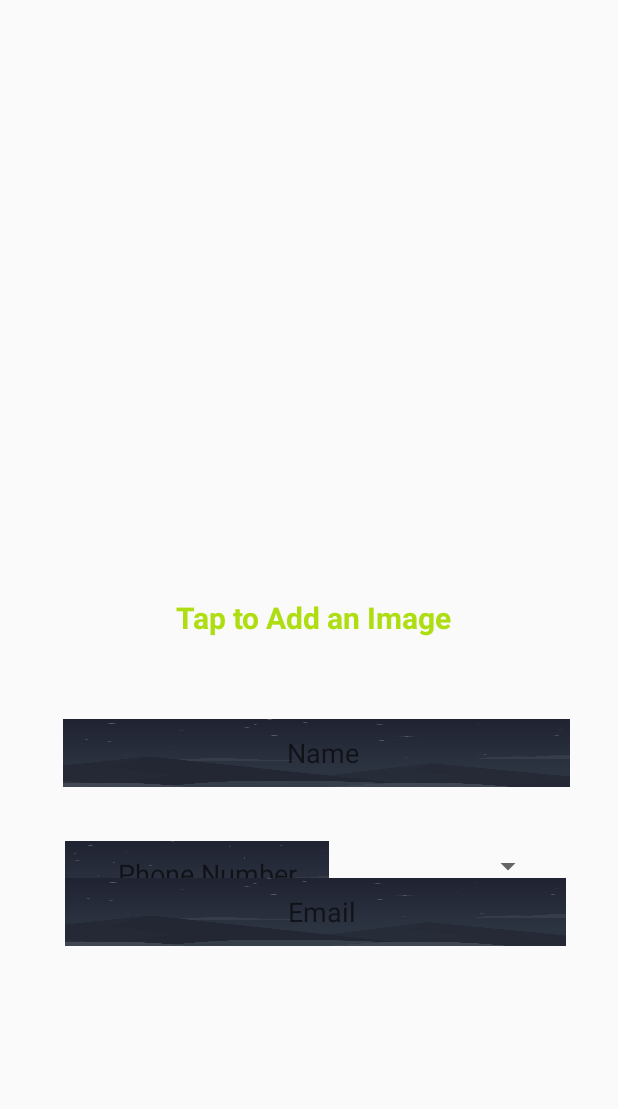
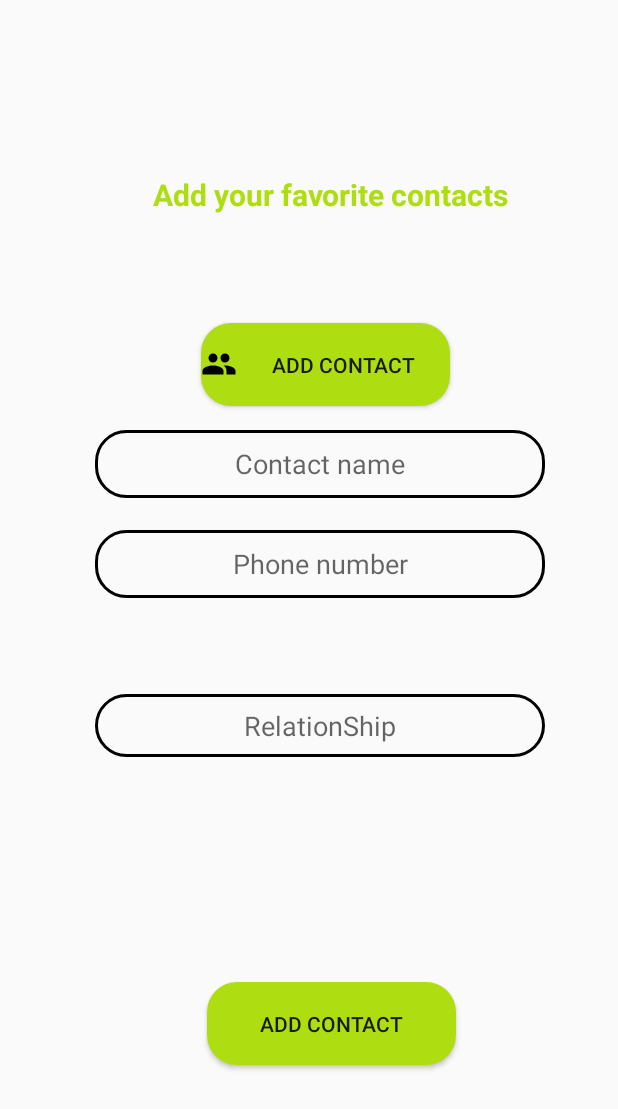
Before and after one commit to khadijaO/NajdaApp, an Android app: the UserContact screen opened directly, with no data from a screen before it, on a phone screen of 412 x 824 dp. Shown: the top 1109 px of the screen. Run offline under Robolectric (Android 15) with nearby library versions, the phone set to English and light mode, and no system bars; our stand-ins replace CircleImageView; Roboto replaces fonts that are not available here.

Commit message:
contact xml

```diff
--- a/app/src/main/res/layout/activity_user_contact.xml
+++ b/app/src/main/res/layout/activity_user_contact.xml
@@ -4,7 +4,8 @@
     xmlns:tools="http://schemas.android.com/tools"
     android:layout_width="match_parent"
     android:layout_height="match_parent"
-    tools:context=".EditorActivity">
+    tools:context=".EditorActivity"
+    >
 
 
     <!--    <de.hdodenhof.circleimageview.CircleImageView-->
@@ -17,86 +18,124 @@
     <!--        android:background="@drawable/background" />-->
 
 
+    <!--    <Spinner-->
+    <!--        android:id="@+id/spinner"-->
+    <!--        android:layout_width="128dp"-->
+    <!--        android:layout_height="39dp"-->
+    <!--        android:layout_below="@+id/nameEditText"-->
+    <!--        android:layout_alignParentStart="true"-->
+    <!--        android:layout_alignParentLeft="true"-->
+    <!--        android:layout_alignParentEnd="true"-->
+    <!--        android:layout_alignParentRight="true"-->
+    <!--        android:layout_marginStart="234dp"-->
+    <!--        android:layout_marginLeft="15dp"-->
+    <!--        android:layout_marginTop="33dp"-->
+    <!--        android:layout_marginEnd="49dp"-->
+    <!--        android:layout_marginRight="50dp"-->
+    <!--        android:layout_toRightOf="@+id/phoneEditText" />-->
+
     <TextView
         android:id="@+id/textHint"
         android:layout_width="wrap_content"
         android:layout_height="wrap_content"
-        android:layout_below="@+id/profile_image"
+        android:layout_alignParentTop="true"
         android:layout_alignParentEnd="true"
-        android:layout_centerVertical="true"
-        android:layout_marginTop="21dp"
-        android:layout_marginEnd="111dp"
-        android:text="Tap to Add an Image"
+        android:layout_alignParentRight="true"
+        android:layout_marginTop="116dp"
+        android:layout_marginEnd="73dp"
+        android:layout_marginRight="73dp"
+        android:text="@string/contact_description"
+        android:textAlignment="center"
         android:textColor="@color/dotActivated"
         android:textSize="20sp"
-        android:textAlignment="center"
-        android:textStyle="bold"
-        android:layout_alignParentRight="true"
-        android:layout_marginRight="111dp" />
-
+        android:textStyle="bold" />
 
     <EditText
         android:id="@+id/nameEditText"
-        android:layout_width="338dp"
+        android:layout_width="300dp"
         android:layout_height="45dp"
         android:layout_below="@+id/textHint"
         android:layout_alignParentStart="true"
+        android:layout_alignParentLeft="true"
         android:layout_centerVertical="true"
-        android:layout_marginStart="42dp"
-        android:layout_marginLeft="50dp"
-        android:layout_marginTop="54dp"
+        android:layout_marginStart="63dp"
+        android:layout_marginLeft="59dp"
+        android:layout_marginTop="143dp"
         android:layout_marginRight="50dp"
-        android:background="@drawable/background"
-        android:hint="  Name"
-        android:textAlignment="center"
-        android:layout_alignParentLeft="true" />
+        android:background="@drawable/edit_text_login_bg"
+        android:hint="@string/name_contact_hint"
+        android:textAlignment="center" />
 
     <EditText
         android:id="@+id/phoneEditText"
-        android:layout_width="176dp"
-        android:layout_height="44dp"
-        android:textAlignment="center"
+        android:layout_width="300dp"
+        android:layout_height="45dp"
         android:layout_below="@+id/nameEditText"
         android:layout_alignParentStart="true"
-        android:layout_marginStart="43dp"
-        android:layout_marginLeft="50dp"
-        android:layout_marginTop="36dp"
-        android:layout_marginRight="30dp"
-        android:background="@drawable/background"
-        android:hint="   Phone Number"
+        android:layout_alignParentLeft="true"
+        android:layout_marginStart="63dp"
+        android:layout_marginLeft="62dp"
+        android:layout_marginTop="21dp"
+        android:layout_marginRight="50dp"
+        android:background="@drawable/edit_text_login_bg"
+        android:hint="@string/phone_contact_hint"
         android:inputType="number"
-        android:layout_alignParentLeft="true" />
-
-    <Spinner
-        android:id="@+id/spinner"
-        android:layout_width="128dp"
-        android:layout_height="39dp"
-        android:layout_below="@+id/nameEditText"
-        android:layout_alignParentStart="true"
-        android:layout_alignParentEnd="true"
-        android:layout_marginStart="234dp"
-        android:layout_marginLeft="15dp"
-        android:layout_marginTop="33dp"
-        android:layout_marginEnd="49dp"
-        android:layout_marginRight="50dp"
-        android:layout_toRightOf="@+id/phoneEditText"
-        android:layout_alignParentLeft="true"
-        android:layout_alignParentRight="true" />
+        android:textAlignment="center" />
 
     <EditText
         android:id="@+id/emailEditText"
-        android:layout_width="334dp"
-        android:layout_height="45dp"
+        style="@style/Circular"
+        android:layout_width="300dp"
+        android:layout_height="42dp"
         android:layout_alignParentStart="true"
+        android:layout_alignParentLeft="true"
         android:layout_alignParentBottom="true"
-        android:layout_marginStart="43dp"
-        android:layout_marginLeft="50dp"
+        android:layout_marginStart="63dp"
+        android:layout_marginLeft="63dp"
+        android:layout_marginTop="143dp"
         android:layout_marginRight="50dp"
-        android:layout_marginBottom="193dp"
-        android:background="@drawable/background"
-        android:hint="  Email"
-        android:textAlignment="center"
-        android:layout_alignParentLeft="true" />
+        android:layout_marginBottom="319dp"
+        android:background="@drawable/edit_text_login_bg"
+        android:hint="@string/relation_contact_hint"
+        android:textAlignment="center" />
+
+    <Button
+        android:id="@+id/button"
+        android:layout_width="wrap_content"
+        android:layout_height="55dp"
+        android:layout_alignParentStart="true"
+        android:layout_alignParentLeft="true"
+        android:layout_alignParentEnd="true"
+        android:layout_alignParentRight="true"
+        android:layout_alignParentBottom="true"
+        android:layout_marginStart="138dp"
+        android:layout_marginLeft="138dp"
+        android:layout_marginEnd="108dp"
+        android:layout_marginRight="108dp"
+        android:layout_marginBottom="114dp"
+        android:background="@drawable/button_login_bg"
+        android:text="@string/addContact" />
+
+    <Button
+        android:id="@+id/button2"
+        android:layout_width="wrap_content"
+        android:layout_height="55dp"
+        android:layout_alignParentStart="true"
+        android:layout_alignParentLeft="true"
+        android:layout_alignParentEnd="true"
+        android:layout_alignParentRight="true"
+        android:layout_alignParentBottom="true"
+        android:layout_marginStart="134dp"
+        android:layout_marginLeft="134dp"
+        android:layout_marginEnd="112dp"
+        android:layout_marginRight="112dp"
+        android:layout_marginBottom="553dp"
+        android:drawableLeft="@drawable/icon_contacts"
+        android:background="@drawable/button_login_bg"
+        android:text="@string/addContact" />
+
+    <!--        android:background="@drawable/button_login_bg"-->
+
 
 
 
--- a/app/src/main/res/values/strings.xml
+++ b/app/src/main/res/values/strings.xml
@@ -11,5 +11,19 @@
     <string name="title_slide3">hello3</string>
     <string name="text_slide3">Lorem ipsum dolor sit amet. Qui voluptatem rerum eos fuga aliquam et odit sequi.
         Vel eius quas sit fuga corrupti et sint quia et minus consectetur.</string>
+    <!--    CONTACT FORM-->
+    <string name="contact_description">Add  your favorite contacts
+    </string>
+    <string name="existing_contact">Add an existing contact
 
+    </string>
+    <string name="addContact">Add contact
+    </string>
+    <string name="relation_contact_hint">RelationShip
+    </string>
+    <string name="phone_contact_hint">Phone number
+    </string>
+    <string name="name_contact_hint">Contact name
+    </string>
+    <!--    CONTACT FORM -->
 </resources>
```
Lines whose indentation alone changed are shown as unchanged.
